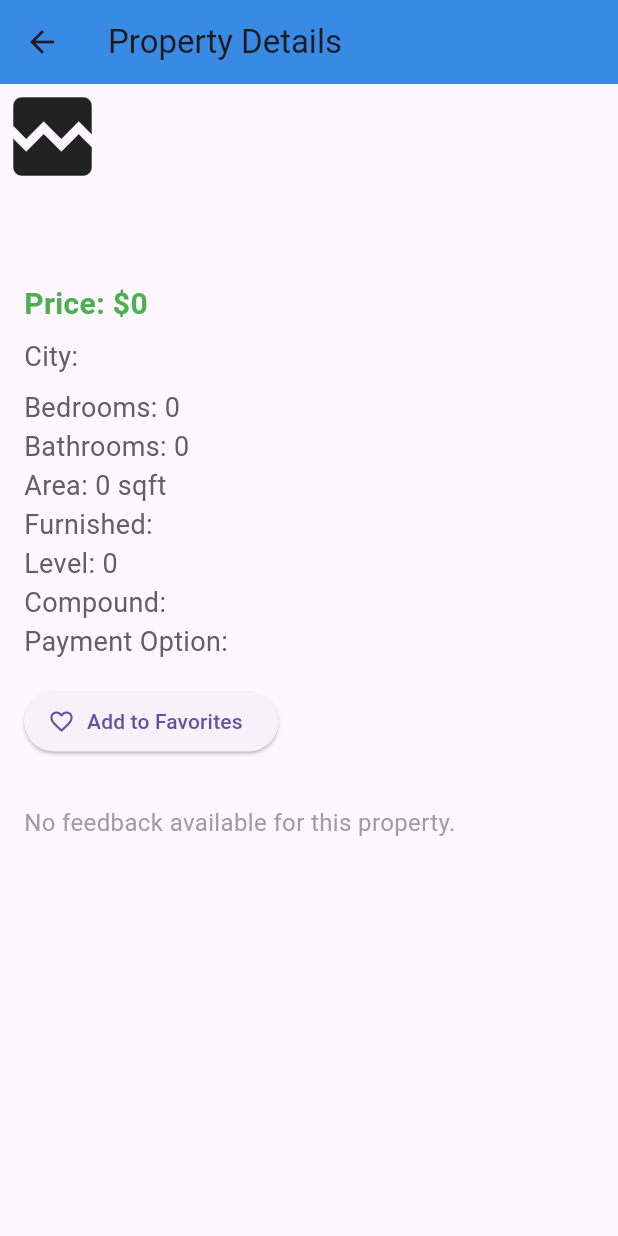
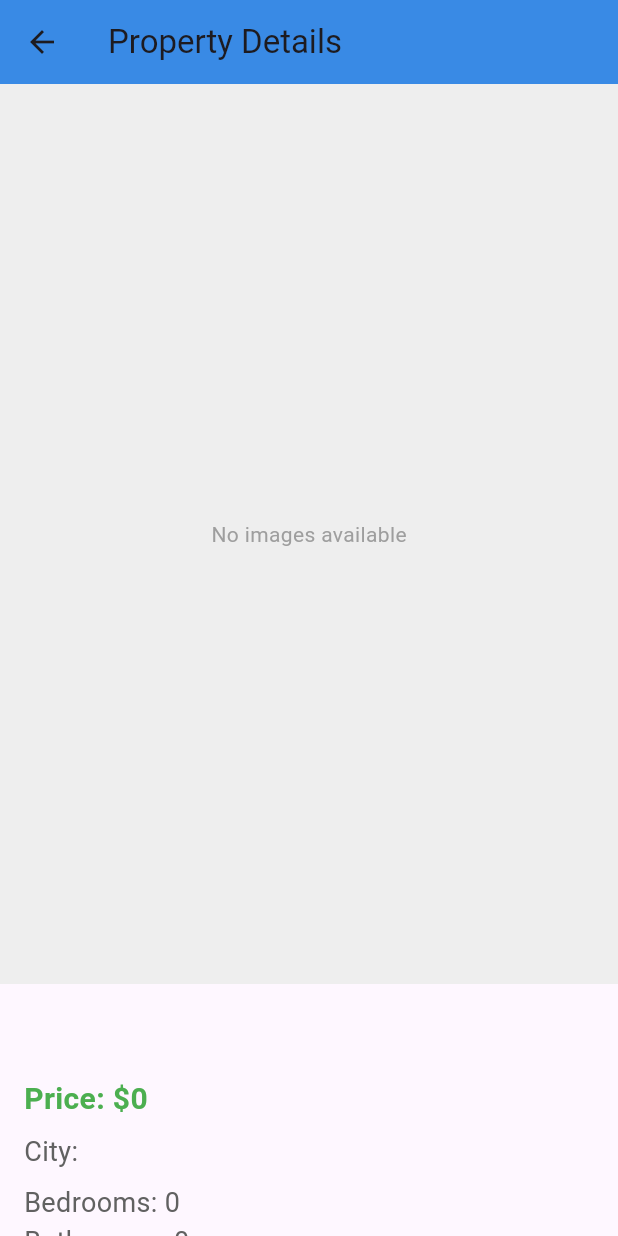
Before and after one commit to arafat3300/Graduation_Project, a Flutter app: the PropertyDetails screen opened directly with empty values, on a phone screen of 412 x 824 dp. Run offline on Flutter 3.47's test engine with Material 3 defaults, Android fonts, the phone set to English and light mode, and no system bars; our stand-ins replace carousel_slider, firebase_core, flutter_riverpod, flutter_spinkit, material_floating_search_bar_2, shared_preferences and 1 more; missing offline and left inert: multi_image_picker_plus; accounts and stored records are empty.

Commit message:
image slider + loading indicator

```diff
--- a/gradproj/lib/Screens/PropertyDetails.dart
+++ b/gradproj/lib/Screens/PropertyDetails.dart
@@ -1,10 +1,12 @@
 import 'dart:io';
-
+import 'package:carousel_slider/carousel_slider.dart';
 import 'package:flutter/material.dart';
 import 'package:flutter_riverpod/flutter_riverpod.dart';
 import 'package:http/http.dart' as http;
 import '../Providers/FavouritesProvider.dart';
 import '../models/Property.dart';
+
+
 
 class PropertyDetails extends ConsumerStatefulWidget {
   final Property property;
@@ -32,22 +34,44 @@ class _PropertyDetailsState extends ConsumerState<PropertyDetails> {
         child: Column(
           crossAxisAlignment: CrossAxisAlignment.start,
           children: [
-            // Property Image
-            Stack(
-              children: [
-                Image.network(
-                  property.imgUrl?.isNotEmpty == true
-                      ? property.imgUrl!.first
-                      : 'https://agentrealestateschools.com/wp-content/uploads/2021/11/real-estate-property.jpg',
+            // Image Slider
+            if (property.imgUrl != null && property.imgUrl!.isNotEmpty)
+              CarouselSlider(
+                options: CarouselOptions(
+                  height: 600,
+                  autoPlay: true,
+                  autoPlayInterval: const Duration(seconds: 3),
+                  enlargeCenterPage: true,
+                  viewportFraction: 1.0,
+                  aspectRatio: 2.0,
+                ),
+                items: property.imgUrl!.map((imageUrl) {
+                  return Builder(
+                    builder: (BuildContext context) {
+                      return Image.network(
+                        imageUrl,
                         fit: BoxFit.cover,
                         width: double.infinity,
-                  height: 250,
                         errorBuilder: (context, error, stackTrace) => const Icon(
                           Icons.broken_image,
                           size: 70,
                         ),
+                      );
+                    },
+                  );
+                }).toList(),
+              )
+            else
+              Container(
+                height: 600,
+                width: double.infinity,
+                color: Colors.grey[200],
+                child: const Center(
+                  child: Text(
+                    'No images available',
+                    style: TextStyle(color: Colors.grey),
                   ),
-              ],
+                ),
               ),
 
             // Property Details Section
@@ -140,11 +164,11 @@ class _PropertyDetailsState extends ConsumerState<PropertyDetails> {
 
             // Feedback Section
             if (property.feedback.isNotEmpty) ...[
-              Padding(
-                padding: const EdgeInsets.all(16.0),
+              const Padding(
+                padding: EdgeInsets.all(16.0),
                 child: Text(
                   "Feedback:",
-                  style: const TextStyle(
+                  style: TextStyle(
                     fontSize: 22,
                     fontWeight: FontWeight.bold,
                   ),
--- a/gradproj/lib/main.dart
+++ b/gradproj/lib/main.dart
@@ -63,7 +63,7 @@ class MyApp extends StatelessWidget {
         primarySwatch: Colors.blue,
         visualDensity: VisualDensity.adaptivePlatformDensity,
       ),
-      initialRoute: '/login',
+      initialRoute: '/property-listings',
     routes: {
       '/property-listings': (context) => const PropertyListScreen(),
       '/signup': (context) => const SignUpScreen(),
--- a/gradproj/pubspec.yaml
+++ b/gradproj/pubspec.yaml
@@ -30,6 +30,7 @@ dependencies:
   multi_image_picker_plus: ^0.0.6
   image_picker: ^0.8.7+4
   photo_manager: ^3.0.0
+  carousel_slider: ^5.0.0
 
 
 
```
Also changed, not shown: gradproj/lib/Screens/PropertyListings.dart (+51 -16 lines), gradproj/pubspec.lock. Lines whose indentation alone changed are shown as unchanged.
